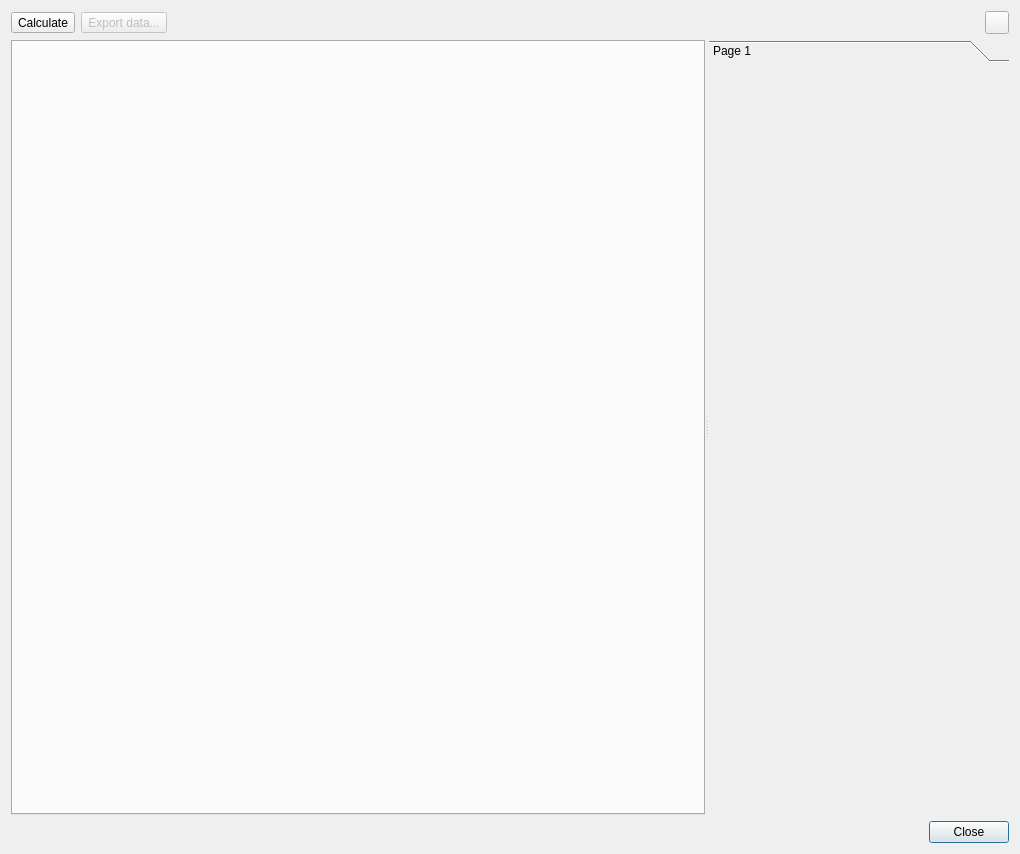
Above: tse_analytics/modules/phenomaster/actimot/views/actimot_dialog.ui from TSE-Systems/tse-analytics before the change. Below: the same form after it.
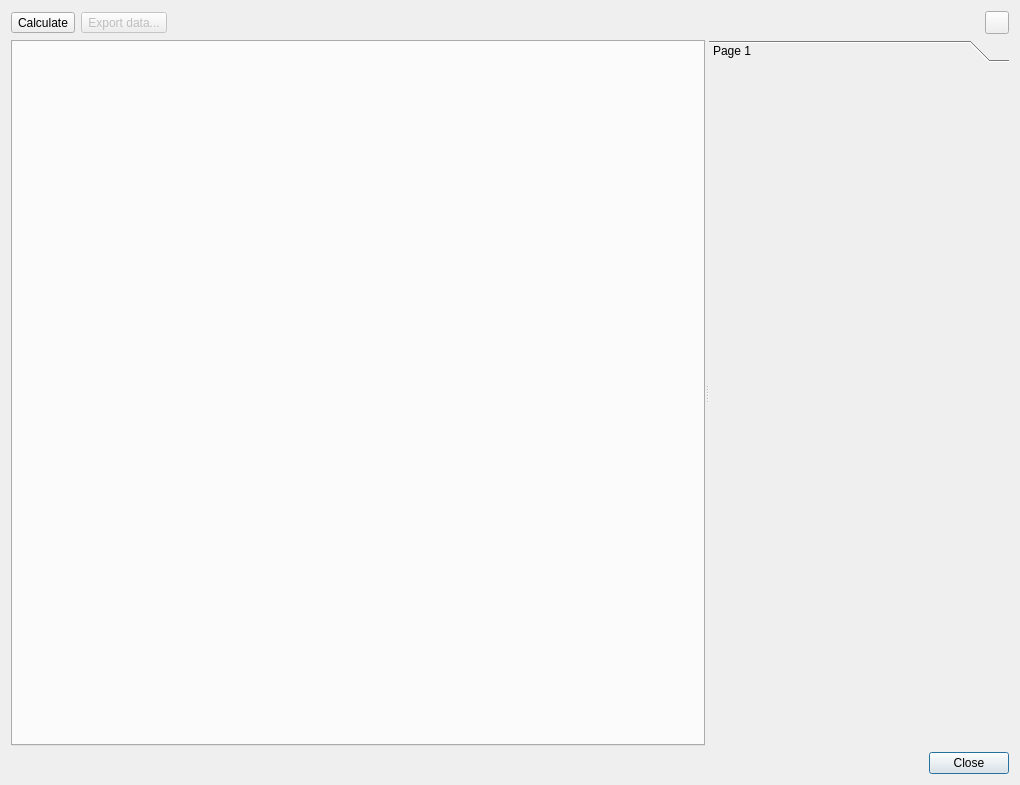
That is the form after the change. Icons and pictures are not drawn.

```diff
--- a/tse_analytics/modules/phenomaster/actimot/views/actimot_dialog.ui
+++ b/tse_analytics/modules/phenomaster/actimot/views/actimot_dialog.ui
@@ -7,7 +7,7 @@
     <x>0</x>
     <y>0</y>
     <width>1020</width>
-    <height>854</height>
+    <height>785</height>
    </rect>
   </property>
   <property name="windowTitle">
@@ -99,7 +99,7 @@
          <x>0</x>
          <y>0</y>
          <width>300</width>
-         <height>746</height>
+         <height>676</height>
         </rect>
        </property>
        <attribute name="label">
```
Left out of the diff: 13 changed lines with no effect on the pictures.
